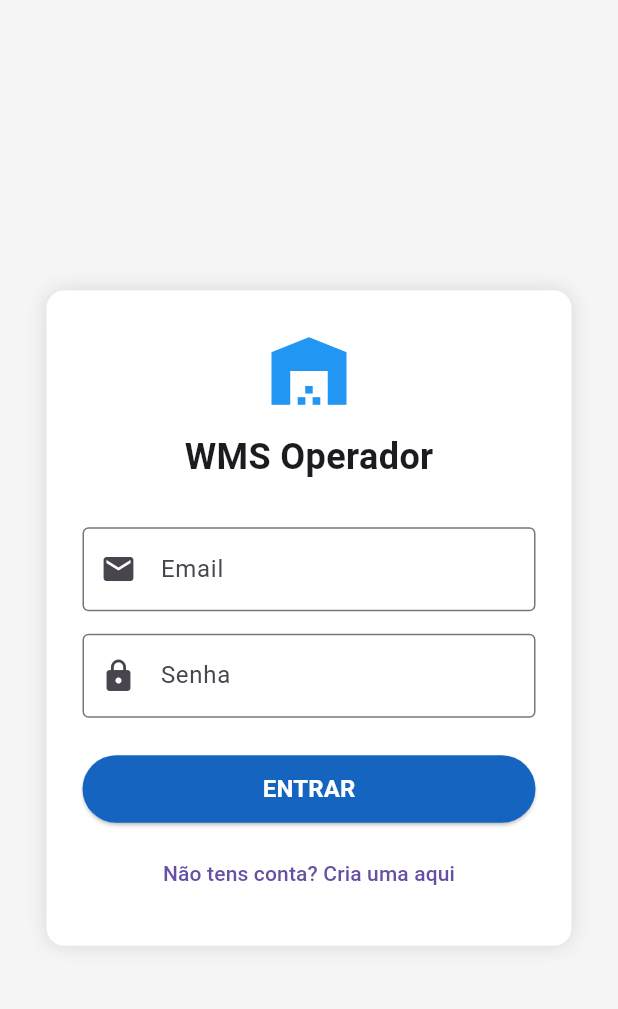
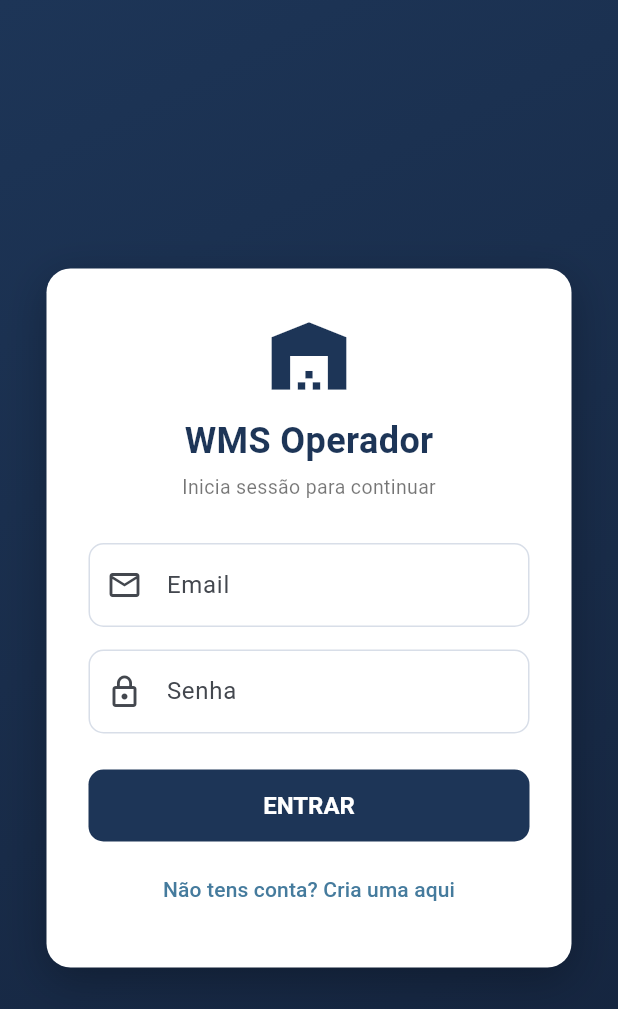
Before and after one commit to luismmrafa-art/wms-projeto, a Flutter app: the screen it shows after launch, on a phone screen of 412 x 824 dp. Shown: the top 1009 px of the screen. Run offline on Flutter 3.47's test engine with Material 3 defaults, Android fonts, the phone set to English and light mode, and no system bars.

Commit message:
ui(flutter): tema unificado com o visual da web
- paleta da marca (azul-escuro, azul, verde) + tema central:
  inputs arredondados, botoes consistentes, appbar e cards uniformes
- login com fundo em gradiente e subtitulo
- registo alinhado ao tema (sem cores fixas)
- cartoes de tarefas redesenhados: icone, "chip" de localizacao e botao com icone
- estado vazio mais simpatico; print -> debugPrint (analyze limpo)

Co-Authored-By: Claude Opus 4.8 <noreply@anthropic.com>

```diff
--- a/app_operador/lib/main.dart
+++ b/app_operador/lib/main.dart
@@ -6,6 +6,13 @@ import 'dart:convert';
 // noutro sítio. Ex.: emulador Android -> 'http://10.0.2.2:3000'
 //                    telemóvel real    -> 'http://<IP-do-PC>:3000'
 const String baseUrl = 'http://localhost:3000';
+
+// 🎨 Paleta da marca (igual à da web para um visual consistente)
+const Color azulEscuro = Color(0xFF1D3557);
+const Color azul = Color(0xFF457B9D);
+const Color verde = Color(0xFF2A9D8F);
+const Color vermelho = Color(0xFFE63946);
+const Color fundo = Color(0xFFEEF1F6);
 
 void main() {
   runApp(const MinhaApp());
@@ -20,8 +27,40 @@ class MinhaApp extends StatelessWidget {
       debugShowCheckedModeBanner: false,
       title: 'WMS Operador',
       theme: ThemeData(
-        primarySwatch: Colors.blue,
-        scaffoldBackgroundColor: Colors.grey[100],
+        useMaterial3: true,
+        colorScheme: ColorScheme.fromSeed(seedColor: azulEscuro, primary: azulEscuro),
+        scaffoldBackgroundColor: fundo,
+        // Barra do topo uniforme
+        appBarTheme: const AppBarTheme(
+          backgroundColor: azulEscuro,
+          foregroundColor: Colors.white,
+          elevation: 0,
+          centerTitle: false,
+        ),
+        // Campos de texto arredondados e com "anel" ao focar
+        inputDecorationTheme: InputDecorationTheme(
+          filled: true,
+          fillColor: Colors.white,
+          border: OutlineInputBorder(borderRadius: BorderRadius.circular(10), borderSide: const BorderSide(color: Color(0xFFD8DEE8))),
+          enabledBorder: OutlineInputBorder(borderRadius: BorderRadius.circular(10), borderSide: const BorderSide(color: Color(0xFFD8DEE8))),
+          focusedBorder: OutlineInputBorder(borderRadius: BorderRadius.circular(10), borderSide: const BorderSide(color: azul, width: 2)),
+        ),
+        // Botões principais arredondados e consistentes
+        elevatedButtonTheme: ElevatedButtonThemeData(
+          style: ElevatedButton.styleFrom(
+            backgroundColor: azulEscuro,
+            foregroundColor: Colors.white,
+            elevation: 0,
+            padding: const EdgeInsets.symmetric(vertical: 14),
+            shape: RoundedRectangleBorder(borderRadius: BorderRadius.circular(10)),
+            textStyle: const TextStyle(fontSize: 16, fontWeight: FontWeight.bold),
+          ),
+        ),
+        cardTheme: CardThemeData(
+          elevation: 2,
+          shadowColor: Colors.black.withValues(alpha: 0.15),
+          shape: RoundedRectangleBorder(borderRadius: BorderRadius.circular(14)),
+        ),
       ),
       // 🚀 A APP AGORA COMEÇA NO ECRÃ DE LOGIN!
       home: const EcraLogin(),
@@ -91,48 +130,63 @@ class _EcraLoginState extends State<EcraLogin> {
   @override
   Widget build(BuildContext context) {
     return Scaffold(
-      body: Center(
+      body: Container(
+        // Fundo com gradiente azul-escuro (igual à web)
+        decoration: const BoxDecoration(
+          gradient: LinearGradient(
+            begin: Alignment.topLeft,
+            end: Alignment.bottomRight,
+            colors: [azulEscuro, Color(0xFF14233C)],
+          ),
+        ),
+        child: Center(
+          child: SingleChildScrollView(
             child: Container(
               width: 350,
-          padding: const EdgeInsets.all(24),
-          decoration: BoxDecoration(color: Colors.white, borderRadius: BorderRadius.circular(12), boxShadow: const [BoxShadow(color: Colors.black12, blurRadius: 10)]),
+              margin: const EdgeInsets.all(20),
+              padding: const EdgeInsets.all(28),
+              decoration: BoxDecoration(color: Colors.white, borderRadius: BorderRadius.circular(16), boxShadow: const [BoxShadow(color: Colors.black26, blurRadius: 24, offset: Offset(0, 8))]),
               child: Column(
                 mainAxisSize: MainAxisSize.min,
                 children: [
-              const Icon(Icons.warehouse, size: 60, color: Colors.blue),
+                  const Icon(Icons.warehouse, size: 60, color: azulEscuro),
                   const SizedBox(height: 10),
-              const Text('WMS Operador', style: TextStyle(fontSize: 24, fontWeight: FontWeight.bold)),
-              const SizedBox(height: 30),
+                  const Text('WMS Operador', style: TextStyle(fontSize: 24, fontWeight: FontWeight.bold, color: azulEscuro)),
+                  const SizedBox(height: 4),
+                  const Text('Inicia sessão para continuar', style: TextStyle(fontSize: 13, color: Colors.black54)),
+                  const SizedBox(height: 28),
                   TextField(
                     controller: _emailCtrl,
-                decoration: const InputDecoration(labelText: 'Email', border: OutlineInputBorder(), prefixIcon: Icon(Icons.email)),
+                    decoration: const InputDecoration(labelText: 'Email', prefixIcon: Icon(Icons.email_outlined)),
                   ),
                   const SizedBox(height: 15),
                   TextField(
                     controller: _senhaCtrl,
                     obscureText: true,
-                decoration: const InputDecoration(labelText: 'Senha', border: OutlineInputBorder(), prefixIcon: Icon(Icons.lock)),
+                    decoration: const InputDecoration(labelText: 'Senha', prefixIcon: Icon(Icons.lock_outline)),
                   ),
-              const SizedBox(height: 25),
+                  const SizedBox(height: 24),
                   SizedBox(
                     width: double.infinity,
-                height: 45,
+                    height: 48,
                     child: ElevatedButton(
-                  style: ElevatedButton.styleFrom(backgroundColor: Colors.blue[800], foregroundColor: Colors.white),
                       onPressed: _aCarregar ? null : fazerLogin,
                       child: _aCarregar
                         ? const SizedBox(width: 20, height: 20, child: CircularProgressIndicator(color: Colors.white, strokeWidth: 2))
-                    : const Text('ENTRAR', style: TextStyle(fontSize: 16, fontWeight: FontWeight.bold)),
+                        : const Text('ENTRAR'),
                     ),
                   ),
-              const SizedBox(height: 10),
+                  const SizedBox(height: 8),
                   TextButton(
                     onPressed: () {
                       Navigator.push(context, MaterialPageRoute(builder: (context) => const EcraRegistoOperador()));
                     },
+                    style: TextButton.styleFrom(foregroundColor: azul),
                     child: const Text('Não tens conta? Cria uma aqui'),
                   ),
                 ],
+              ),
+            ),
           ),
         ),
       ),
@@ -229,8 +283,6 @@ class _EcraRegistoOperadorState extends State<EcraRegistoOperador> {
     return Scaffold(
       appBar: AppBar(
         title: const Text('Criar Conta de Operador'),
-        backgroundColor: Colors.blue[800],
-        foregroundColor: Colors.white,
       ),
       body: _aCarregar
           ? const Center(child: CircularProgressIndicator())
@@ -238,34 +290,34 @@ class _EcraRegistoOperadorState extends State<EcraRegistoOperador> {
               child: SingleChildScrollView(
                 child: Container(
                   width: 350,
-                  padding: const EdgeInsets.all(24),
+                  padding: const EdgeInsets.all(28),
                   margin: const EdgeInsets.all(16),
-                  decoration: BoxDecoration(color: Colors.white, borderRadius: BorderRadius.circular(12), boxShadow: const [BoxShadow(color: Colors.black12, blurRadius: 10)]),
+                  decoration: BoxDecoration(color: Colors.white, borderRadius: BorderRadius.circular(16), boxShadow: const [BoxShadow(color: Colors.black12, blurRadius: 16, offset: Offset(0, 6))]),
                   child: Column(
                     mainAxisSize: MainAxisSize.min,
                     children: [
-                      const Icon(Icons.person_add, size: 50, color: Colors.blue),
+                      const Icon(Icons.person_add_alt_1, size: 54, color: azulEscuro),
                       const SizedBox(height: 20),
                       TextField(
                         controller: _nomeCtrl,
-                        decoration: const InputDecoration(labelText: 'Nome', border: OutlineInputBorder(), prefixIcon: Icon(Icons.person)),
+                        decoration: const InputDecoration(labelText: 'Nome', prefixIcon: Icon(Icons.person_outline)),
                       ),
                       const SizedBox(height: 15),
                       TextField(
                         controller: _emailCtrl,
-                        decoration: const InputDecoration(labelText: 'Email', border: OutlineInputBorder(), prefixIcon: Icon(Icons.email)),
+                        decoration: const InputDecoration(labelText: 'Email', prefixIcon: Icon(Icons.email_outlined)),
                       ),
                       const SizedBox(height: 15),
                       TextField(
                         controller: _senhaCtrl,
                         obscureText: true,
-                        decoration: const InputDecoration(labelText: 'Senha', border: OutlineInputBorder(), prefixIcon: Icon(Icons.lock)),
+                        decoration: const InputDecoration(labelText: 'Senha', prefixIcon: Icon(Icons.lock_outline)),
                       ),
                       const SizedBox(height: 15),
                       DropdownButtonFormField<int>(
                         initialValue: _armazemSelecionado,
                         isExpanded: true,
-                        decoration: const InputDecoration(labelText: 'Armazém', border: OutlineInputBorder(), prefixIcon: Icon(Icons.warehouse)),
+                        decoration: const InputDecoration(labelText: 'Armazém', prefixIcon: Icon(Icons.warehouse)),
                         hint: const Text('Escolhe o armazém'),
                         items: _armazens.map<DropdownMenuItem<int>>((a) {
                           final cidade = (a['Cidade'] != null && a['Cidade'].toString().isNotEmpty) ? ' (${a['Cidade']})' : '';
@@ -279,13 +331,12 @@ class _EcraRegistoOperadorState extends State<EcraRegistoOperador> {
                       const SizedBox(height: 25),
                       SizedBox(
                         width: double.infinity,
-                        height: 45,
+                        height: 48,
                         child: ElevatedButton(
-                          style: ElevatedButton.styleFrom(backgroundColor: Colors.blue[800], foregroundColor: Colors.white),
                           onPressed: _aRegistar ? null : fazerRegisto,
                           child: _aRegistar
                               ? const SizedBox(width: 20, height: 20, child: CircularProgressIndicator(color: Colors.white, strokeWidth: 2))
-                              : const Text('CRIAR CONTA', style: TextStyle(fontSize: 16, fontWeight: FontWeight.bold)),
+                              : const Text('CRIAR CONTA'),
                         ),
                       ),
                     ],
@@ -337,7 +388,7 @@ class _EcraTarefasState extends State<EcraTarefas> {
         });
       }
     } catch (e) {
-      print('Erro de ligação: $e');
+      debugPrint('Erro de ligação: $e');
       setState(() => aCarregar = false);
     }
   }
@@ -361,7 +412,7 @@ class _EcraTarefasState extends State<EcraTarefas> {
         if (mounted) ScaffoldMessenger.of(context).showSnackBar(SnackBar(content: Text('❌ ${erro['erro']}'), backgroundColor: Colors.red));
       }
     } catch (e) {
-      print('Erro ao confirmar: $e');
+      debugPrint('Erro ao confirmar: $e');
     }
   }
 
@@ -369,11 +420,10 @@ class _EcraTarefasState extends State<EcraTarefas> {
   Widget build(BuildContext context) {
     return Scaffold(
       appBar: AppBar(
-        title: Text('Tarefas - ${widget.nomeOperador}'), // Mostra o nome do Operador
-        backgroundColor: Colors.blue[800],
-        foregroundColor: Colors.white,
+        title: Text('Tarefas · ${widget.nomeOperador}'), // Mostra o nome do Operador
         actions: [
           IconButton(
+            tooltip: 'Atualizar',
             icon: const Icon(Icons.refresh),
             onPressed: () {
               setState(() => aCarregar = true);
@@ -381,6 +431,7 @@ class _EcraTarefasState extends State<EcraTarefas> {
             },
           ),
           IconButton(
+            tooltip: 'Sair',
             icon: const Icon(Icons.exit_to_app),
             onPressed: () {
               // Faz Logout e volta ao ecrã inicial
@@ -392,36 +443,71 @@ class _EcraTarefasState extends State<EcraTarefas> {
       body: aCarregar
           ? const Center(child: CircularProgressIndicator())
           : tarefas.isEmpty
-              ? const Center(child: Text('Não há tarefas! Bom trabalho 🎉', style: TextStyle(fontSize: 20)))
+              ? Center(
+                  child: Column(
+                    mainAxisSize: MainAxisSize.min,
+                    children: [
+                      Icon(Icons.check_circle_outline, size: 72, color: verde),
+                      const SizedBox(height: 12),
+                      const Text('Não há tarefas!', style: TextStyle(fontSize: 22, fontWeight: FontWeight.bold, color: azulEscuro)),
+                      const SizedBox(height: 4),
+                      const Text('Bom trabalho 🎉', style: TextStyle(fontSize: 15, color: Colors.black54)),
+                    ],
+                  ),
+                )
               : ListView.builder(
+                  padding: const EdgeInsets.symmetric(vertical: 8),
                   itemCount: tarefas.length,
                   itemBuilder: (context, index) {
                     final t = tarefas[index];
                     return Card(
-                      margin: const EdgeInsets.all(12),
-                      elevation: 4,
+                      margin: const EdgeInsets.symmetric(horizontal: 14, vertical: 7),
                       child: Padding(
                         padding: const EdgeInsets.all(16.0),
                         child: Column(
                           crossAxisAlignment: CrossAxisAlignment.start,
                           children: [
+                            Row(
+                              children: [
+                                Container(
+                                  padding: const EdgeInsets.all(10),
+                                  decoration: BoxDecoration(color: azul.withValues(alpha: 0.12), borderRadius: BorderRadius.circular(10)),
+                                  child: const Icon(Icons.inventory_2_outlined, color: azul),
+                                ),
+                                const SizedBox(width: 12),
+                                Expanded(
+                                  child: Text(
+                                    '${t['Quantidade']}x ${t['Produto']}',
+                                    style: const TextStyle(fontSize: 20, fontWeight: FontWeight.bold, color: azulEscuro),
+                                  ),
+                                ),
+                              ],
+                            ),
+                            const SizedBox(height: 14),
+                            Container(
+                              width: double.infinity,
+                              padding: const EdgeInsets.symmetric(horizontal: 12, vertical: 10),
+                              decoration: BoxDecoration(color: fundo, borderRadius: BorderRadius.circular(10)),
+                              child: Row(
+                                children: [
+                                  const Icon(Icons.place_outlined, size: 18, color: Colors.black54),
+                                  const SizedBox(width: 6),
                                   Text(
-                              'Apanhar: ${t['Quantidade']}x ${t['Produto']}',
-                              style: const TextStyle(fontSize: 20, fontWeight: FontWeight.bold),
+                                    'X: ${t['PosX']}   ·   Y: ${t['PosY']}   ·   Nível: ${t['Nivel']}',
+                                    style: const TextStyle(fontSize: 15, color: Colors.black87, fontWeight: FontWeight.w500),
                                   ),
-                            const SizedBox(height: 10),
-                            Text(
-                              '📍 Prateleira X:${t['PosX']} | Y:${t['PosY']} | Nível: ${t['Nivel']}',
-                              style: const TextStyle(fontSize: 16, color: Colors.black87),
+                                ],
                               ),
-                            const SizedBox(height: 20),
+                            ),
+                            const SizedBox(height: 16),
                             SizedBox(
                               width: double.infinity,
                               height: 50,
-                              child: ElevatedButton(
-                                style: ElevatedButton.styleFrom(backgroundColor: Colors.green),
+                              child: ElevatedButton.icon(
+                                style: ElevatedButton.styleFrom(backgroundColor: verde),
                                 onPressed: () => confirmarTarefa(t['TarefaID']),
-                                child: const Text('CONFIRMAR RECOLHA', style: TextStyle(fontSize: 18, fontWeight: FontWeight.bold, color: Colors.white)),
+                                icon: const Icon(Icons.check, color: Colors.white),
+                                label: const Text('CONFIRMAR RECOLHA', style: TextStyle(fontSize: 16, fontWeight: FontWeight.bold, color: Colors.white)),
                               ),
                             )
                           ],
```
Lines whose indentation alone changed are shown as unchanged.
